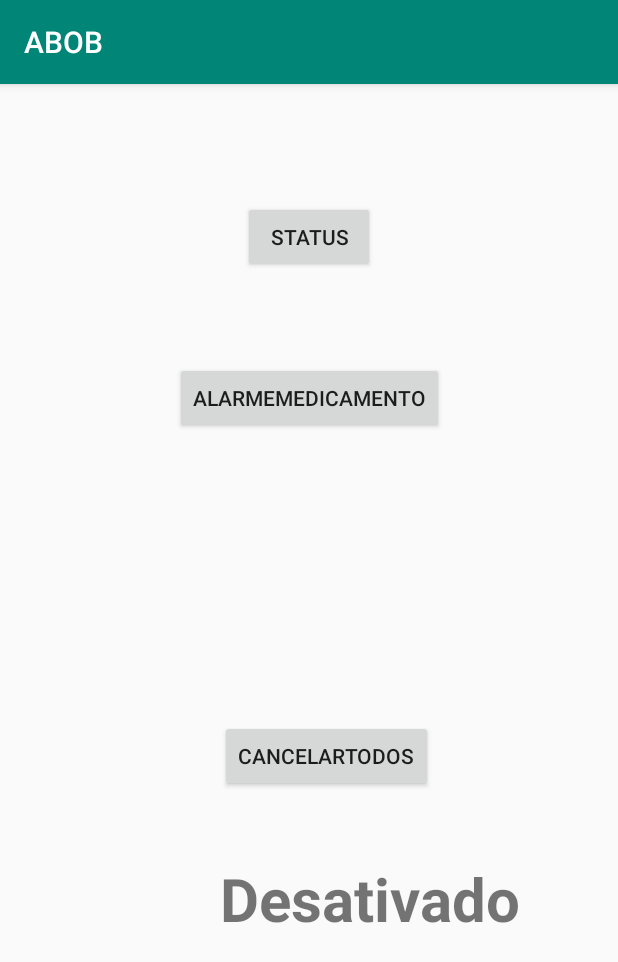
After one commit to 0tavi0/ABOB, an Android app: the AlarmMedicamentoActivity screen opened directly, with no data from a screen before it, on a phone screen of 412 x 824 dp. The commit adds this screen. Shown: the top 962 px of the screen. Run offline under Robolectric (Android 15) with nearby library versions, the phone set to English and light mode, and no system bars; 1 statement that could not run was skipped.

Commit message:
Alarme medicamento com work manager

```diff
--- a/app/build.gradle
+++ b/app/build.gradle
@@ -40,4 +40,6 @@ dependencies {
 
     implementation 'com.squareup.retrofit2:retrofit:2.4.0'
     implementation 'com.squareup.retrofit2:converter-gson:2.4.0'
+    implementation "android.arch.work:work-runtime:1.0.0-alpha02"
+
 }
--- a/app/src/main/AndroidManifest.xml
+++ b/app/src/main/AndroidManifest.xml
@@ -33,6 +33,8 @@
         </activity>
         <activity android:name=".view.EmailActivity">
         </activity>
+        <activity android:name=".view.AlarmMedicamentoActivity">
+        </activity>
     </application>
 
 </manifest>
--- /dev/null
+++ b/app/src/main/java/com/example/otavioaugusto/abob/view/AlarmMedicamentoActivity.kt
@@ -0,0 +1,135 @@
+package com.example.otavioaugusto.abob.view
+
+import android.arch.lifecycle.LiveData
+import android.support.v7.app.AppCompatActivity
+import android.os.Bundle
+import android.support.annotation.Nullable
+import android.util.Log
+import androidx.work.PeriodicWorkRequest
+import androidx.work.State
+import androidx.work.WorkManager
+import androidx.work.WorkStatus
+import com.example.otavioaugusto.abob.R
+import com.example.otavioaugusto.abob.utils.AlarmeMedicamentoWorker
+import kotlinx.android.synthetic.main.activity_alarm_medicamento.*
+import java.util.*
+import java.util.concurrent.TimeUnit
+
+class AlarmMedicamentoActivity : AppCompatActivity() {
+
+    private lateinit var workManager: WorkManager
+    private lateinit var periodicWorkRequest: PeriodicWorkRequest
+
+
+
+    override fun onCreate(savedInstanceState: Bundle?) {
+        super.onCreate(savedInstanceState)
+        setContentView(R.layout.activity_alarm_medicamento)
+
+        workManager = WorkManager.getInstance()!!
+
+
+        btnAlarme.setOnClickListener {
+
+
+            setupPeriodicWorker()
+        }
+
+        btnCancelar.setOnClickListener {
+
+            val myWorkId = periodicWorkRequest.getId()
+
+            workManager.cancelWorkById(myWorkId)
+            Log.e("cancelado", "" + myWorkId)
+            txtStatus.text = "Desativado"
+
+
+        }
+
+        btnStatus.setOnClickListener {
+            Log.e("status", "sdsd")
+
+
+
+        }
+
+
+    }
+
+    fun setupPeriodicWorker() {
+
+
+        val calendar = Calendar.getInstance()
+//
+//        val works = workManager.getStatusesByTag(id)
+//
+//        if (works.value != null && works.value?.isNotEmpty()!!) {
+//
+//            return
+//        }
+
+
+        val work = PeriodicWorkRequest.Builder(
+            AlarmeMedicamentoWorker::class.java,
+            15, TimeUnit.MINUTES
+        )
+
+
+        periodicWorkRequest = work.build()
+
+        workManager.enqueue(periodicWorkRequest)
+
+        val myWorkId = periodicWorkRequest.getId()
+
+        getStatus(myWorkId)
+
+
+
+
+
+
+
+        Log.e("agendado", "" + calendar.time)
+        Log.e("agendado", "ID : __" + myWorkId)
+
+
+
+    }
+
+
+    fun getStatus(id:UUID) {
+        WorkManager.getInstance().getStatusById(id)?.apply {
+           // observeForever(observer)
+            observeForever (observer)
+        }
+        //println("111===========${WorkManager.getInstance().getStatusesByTag(id)}====${WorkManager.getInstance().getStatusesByTag(id)?.value?.size}")
+    }
+    val observer=object :android.arch.lifecycle.Observer<WorkStatus> {
+        override fun onChanged(t: WorkStatus?) {
+            Log.e("State", ""+ t!!.state)
+
+            if (t!!.state == State.ENQUEUED || t!!.state == State.RUNNING){
+                txtStatus.text = "Ativado"
+            }
+        }
+
+//        override fun onChanged(t: MutableList<WorkStatus>?) {
+//            println("00=================${t?.size}")
+//            (0 until (t?.size?:0)).forEach {
+//                var workstaus = t!![it]
+//
+//                Log.e("State", ""+workstaus.state)
+//
+//                if (workstaus.state == State.ENQUEUED){
+//                    Log.e("Medicamento não ativado","true" )
+//                    txtStatus.text = "Desativado"
+//                }
+//
+//                println("${it}==============${workstaus.id}====${workstaus.state}//${workstaus.state.isFinished}")
+//            }
+//        }
+    }
+
+
+
+    }
--- a/app/src/main/java/com/example/otavioaugusto/abob/view/MainActivity.kt
+++ b/app/src/main/java/com/example/otavioaugusto/abob/view/MainActivity.kt
@@ -26,5 +26,11 @@ class MainActivity : AppCompatActivity() {
             val intent = Intent(this, EmailActivity::class.java)
             startActivity(intent)
         }
+
+        btnAlarme.setOnClickListener {
+            val intent = Intent(this, AlarmMedicamentoActivity::class.java)
+            startActivity(intent)
+        }
+
     }
 }
--- /dev/null
+++ b/app/src/main/res/layout/activity_alarm_medicamento.xml
@@ -0,0 +1,42 @@
+<?xml version="1.0" encoding="utf-8"?>
+<android.support.constraint.ConstraintLayout
+        xmlns:android="http://schemas.android.com/apk/res/android"
+        xmlns:tools="http://schemas.android.com/tools"
+        xmlns:app="http://schemas.android.com/apk/res-auto"
+        android:layout_width="match_parent"
+        android:layout_height="match_parent"
+        tools:context=".view.AlarmMedicamentoActivity">
+
+    <Button
+            android:text="alarmeMedicamento"
+            android:layout_width="wrap_content"
+            android:layout_height="wrap_content"
+            android:id="@+id/btnAlarme"
+            app:layout_constraintTop_toTopOf="parent"
+            app:layout_constraintStart_toStartOf="parent" android:layout_marginTop="185dp"
+            app:layout_constraintEnd_toEndOf="parent"/>
+    <Button
+            android:text="CancelarTodos"
+            android:layout_width="wrap_content"
+            android:layout_height="wrap_content"
+            android:id="@+id/btnCancelar" android:layout_marginTop="169dp"
+            app:layout_constraintTop_toBottomOf="@+id/btnStatus" app:layout_constraintEnd_toEndOf="@+id/btnAlarme"
+            android:layout_marginBottom="168dp" app:layout_constraintBottom_toBottomOf="parent"
+            android:layout_marginEnd="7dp"/>
+    <Button
+            android:text="Status"
+            android:layout_width="wrap_content"
+            android:layout_height="wrap_content"
+            android:id="@+id/btnStatus" app:layout_constraintTop_toTopOf="parent"
+            app:layout_constraintStart_toStartOf="parent" android:layout_marginTop="78dp"
+            app:layout_constraintEnd_toEndOf="parent"/>
+    <TextView
+            android:text="Desativado"
+            android:textSize="40sp"
+            android:textStyle="bold"
+            android:layout_width="wrap_content"
+            android:layout_height="wrap_content"
+            android:id="@+id/txtStatus"
+            app:layout_constraintStart_toStartOf="@+id/btnCancelar" android:layout_marginTop="44dp"
+            app:layout_constraintTop_toBottomOf="@+id/btnCancelar"/>
+</android.support.constraint.ConstraintLayout>
--- a/app/src/main/res/layout/activity_main.xml
+++ b/app/src/main/res/layout/activity_main.xml
@@ -38,11 +38,11 @@
             app:layout_constraintEnd_toEndOf="@+id/btnEmail" app:layout_constraintStart_toStartOf="@+id/btnEmail"
             android:layout_marginTop="8dp" app:layout_constraintTop_toBottomOf="@+id/btnEmail"/>
     <Button
-            android:text="Button"
+            android:text="Lembrar Remedio"
             android:layout_width="wrap_content"
             android:layout_height="wrap_content"
-            android:id="@+id/button4" android:layout_marginTop="54dp"
-            app:layout_constraintTop_toBottomOf="@+id/btnVideos" android:layout_marginEnd="50dp"
+            android:id="@+id/btnAlarme" android:layout_marginTop="54dp"
+            app:layout_constraintTop_toBottomOf="@+id/btnVideos" android:layout_marginEnd="43dp"
             app:layout_constraintEnd_toEndOf="parent"/>
     <TextView
             android:text="Videos"
```
Also changed, not shown: app/src/main/java/com/example/otavioaugusto/abob/utils/AlarmeMedicamentoWorker.kt (added, +16 -0 lines), 1 other file.
